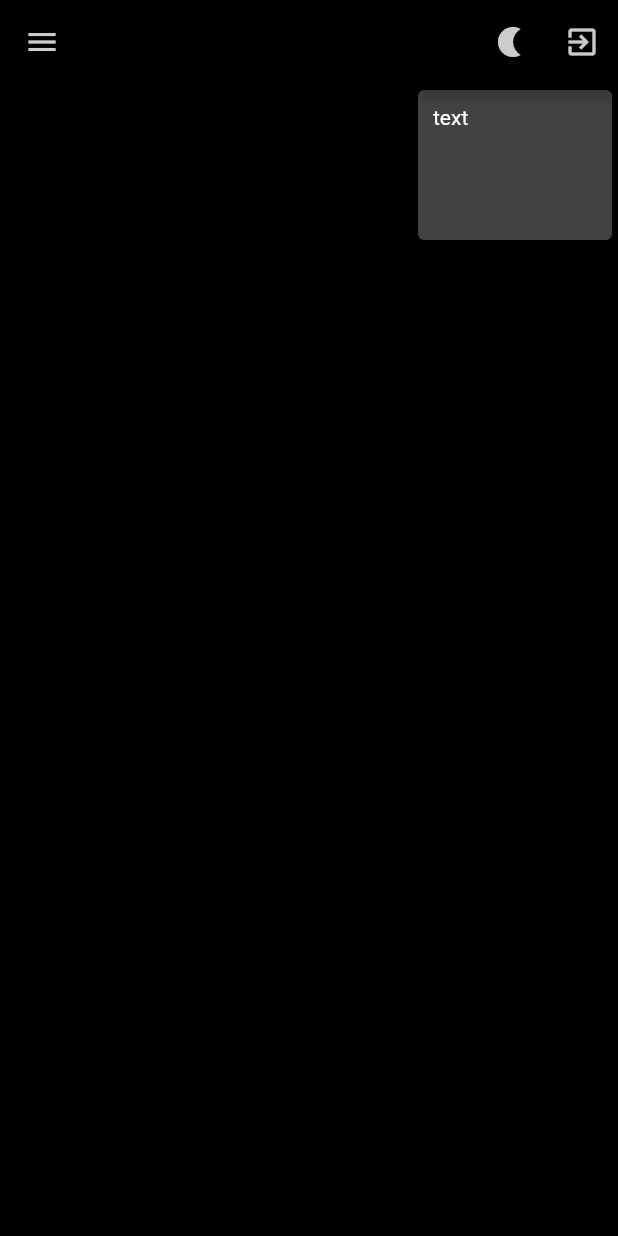
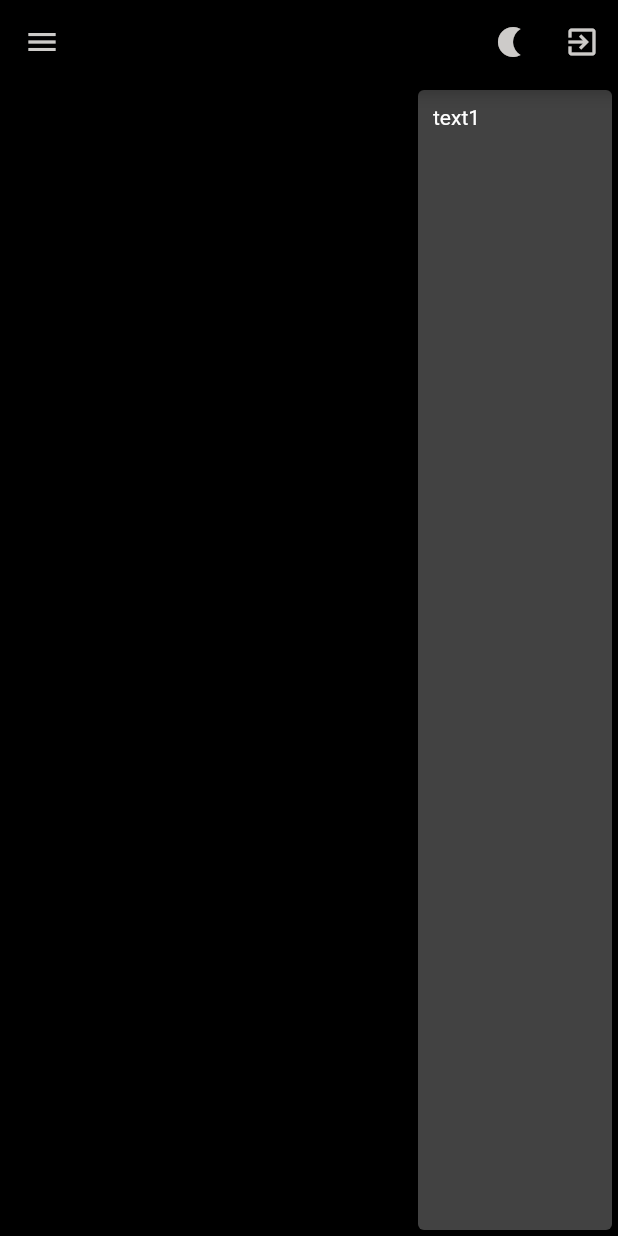
Before and after one commit to amlcloud/screensite, a Flutter app: the screen it shows once a user with an empty profile is signed in, in the side drawer, after a tap on "Lists", on a phone screen of 412 x 824 dp. Run offline on Flutter 3.47's test engine with Material 2 defaults, Android fonts, the phone set to English and light mode, and no system bars; our stand-ins replace cloud_firestore, country_picker, csv, equatable, firebase_auth, firebase_core and 4 more; missing offline and left inert: login, logo, universal_html; accounts and stored records are empty; statements that could not run were skipped.

Commit message:
changed to exact versioning of firebase_auth

```diff
--- a/lib/lists/lists_page.dart
+++ b/lib/lists/lists_page.dart
@@ -39,15 +39,11 @@ class ListsPage extends ConsumerWidget {
                   ),
                   Expanded(
                       child: Card(
-                          child: SizedBox(
-                              width: 300,
-                              height: 100,
-                              child: Padding(
-                                  padding: EdgeInsets.all(10),
-                                  child: Column(
-                                      crossAxisAlignment:
-                                          CrossAxisAlignment.start,
-                                      children: [Text('text')])))))
+                          child: Padding(
+                              padding: EdgeInsets.all(10),
+                              child: Column(
+                                  crossAxisAlignment: CrossAxisAlignment.start,
+                                  children: [Text('text1')]))))
                 ])));
   }
 }
--- a/pubspec.yaml
+++ b/pubspec.yaml
@@ -31,8 +31,8 @@ dependencies:
     sdk: flutter
   firebase_core: ^2.0.0
   firebase_storage: ^11.0.1
-  firebase_auth_web: ^5.0.1
-  firebase_auth: ^4.0.1
+  firebase_auth_web: 5.0.1
+  firebase_auth: 4.0.1
   cloud_firestore: ^4.0.1
   cloud_functions: ^4.0.1
   equatable: ^2.0.0
```
